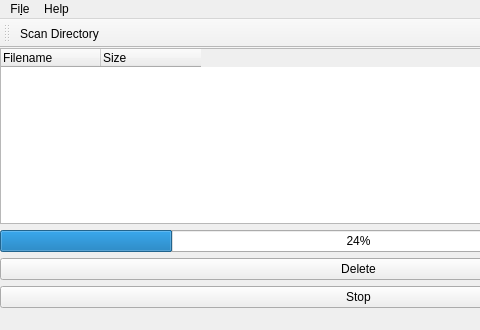
Qt form mainwindow.ui (Krotkov/DublicateChecker) before a commit; both pictures show x 0 to 480 and y 0 to 330 of the 717 by 330 pixel window.
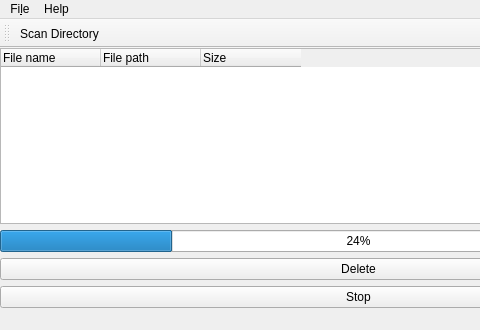
The same form after that commit.

```diff
--- a/mainwindow.ui
+++ b/mainwindow.ui
@@ -39,7 +39,12 @@
         </attribute>
         <column>
          <property name="text">
-          <string>Filename</string>
+          <string>File name</string>
+         </property>
+        </column>
+        <column>
+         <property name="text">
+          <string>File path</string>
          </property>
         </column>
         <column>
```
